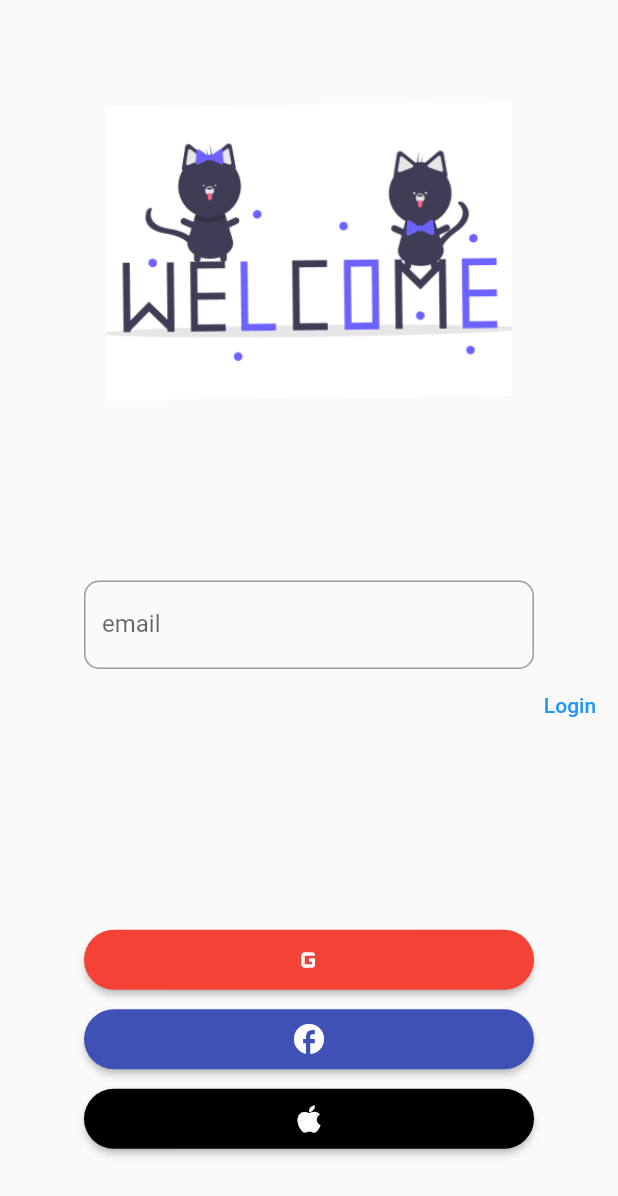
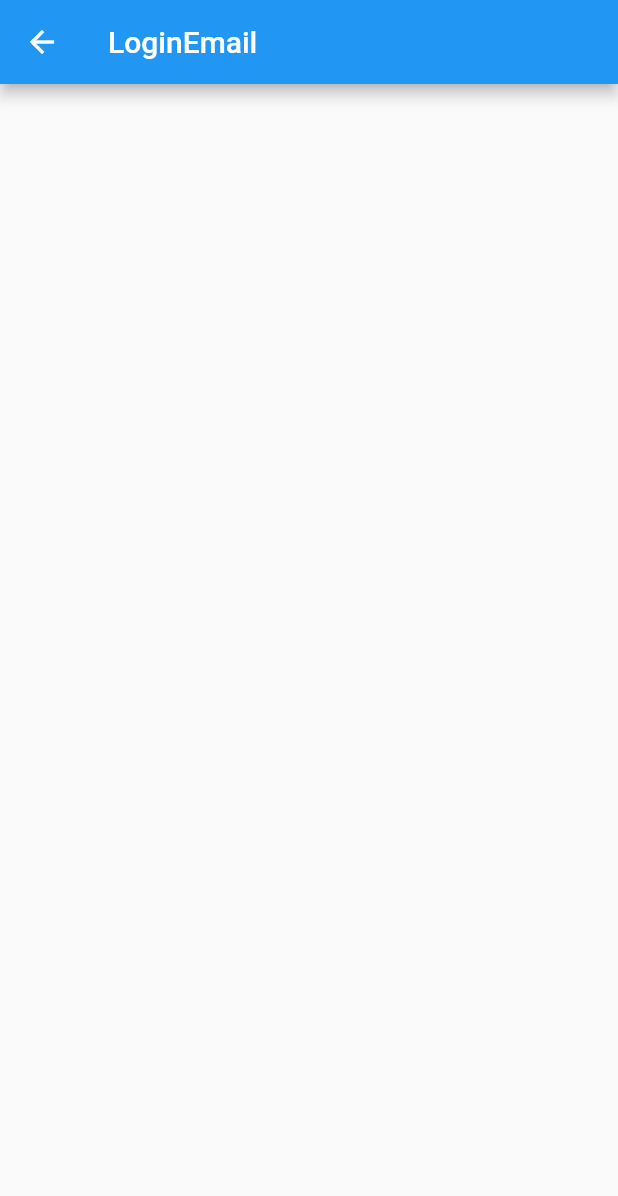
Before and after one commit to black-redoc/tenshi, a Flutter app: the screen it shows after launch, after a tap on "Login", on a phone screen of 412 x 824 dp. Shown: the top 1196 px of the screen. Run offline on Flutter 3.47's test engine with Material 2 defaults, Android fonts, the phone set to English and light mode, and no system bars.

Commit message:
feat: add loginEmail page

```diff
--- /dev/null
+++ b/lib/pages/login_email.dart
@@ -0,0 +1,17 @@
+import 'package:flutter/material.dart';
+
+class LoginEmail extends StatefulWidget {
+  const LoginEmail({Key? key}) : super(key: key);
+
+  @override
+  State<LoginEmail> createState() => _LoginEmailState();
+}
+
+class _LoginEmailState extends State<LoginEmail> {
+  @override
+  Widget build(BuildContext context) {
+    return Scaffold(
+      appBar: AppBar(title: Text("LoginEmail"))
+    );
+  }
+}
--- a/lib/pages/login_page.dart
+++ b/lib/pages/login_page.dart
@@ -115,5 +115,6 @@ class _LoginPageState extends State<LoginPage> {
 
   void _loginEmail() {
     print("login email");
+    Navigator.of(context).pushNamed("/loginEmail");
   }
 }
--- a/lib/router.dart
+++ b/lib/router.dart
@@ -1,9 +1,11 @@
 import 'package:flutter/material.dart' show BuildContext, WidgetBuilder;
+import 'package:tenshi/pages/login_email.dart';
 import 'package:tenshi/pages/login_page.dart';
 
 class Routes {
   static final Map<String, WidgetBuilder> _myRoutes = {
-    "/": (BuildContext context) => LoginPage()
+    "/": (BuildContext context) => const LoginPage(),
+    "/loginEmail": (BuildContext context) => const LoginEmail()
   };
 
   static Map<String, WidgetBuilder> get router => _myRoutes;
```
